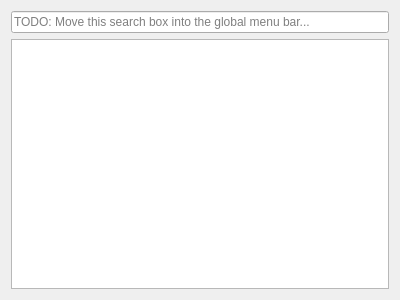
Before: the Qt Designer form src/actionsearch/ui/actionsearchdialog.ui in moralesresearch/Menu, drawn with Qt 5.
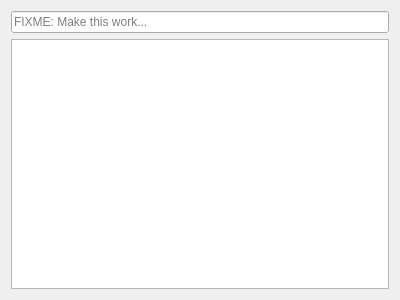
After: the same form once the commit is applied.

Commit message: Use style, move System menu, hide Action Search for now

```diff
--- a/src/actionsearch/ui/actionsearchdialog.ui
+++ b/src/actionsearch/ui/actionsearchdialog.ui
@@ -17,7 +17,7 @@
    <item>
     <widget class="QLineEdit" name="filterLineEdit">
      <property name="placeholderText">
-      <string>TODO: Move this search box into the global menu bar...</string>
+      <string>FIXME: Make this work...</string>
      </property>
     </widget>
    </item>
```
The commit also changes 6 other files.
